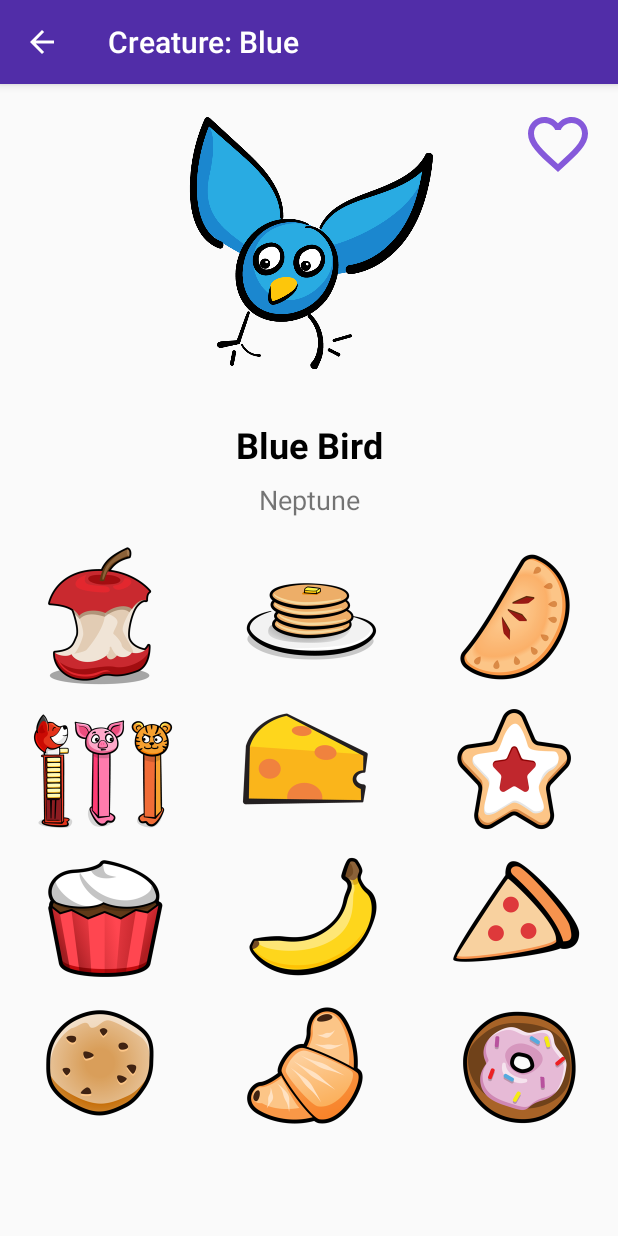
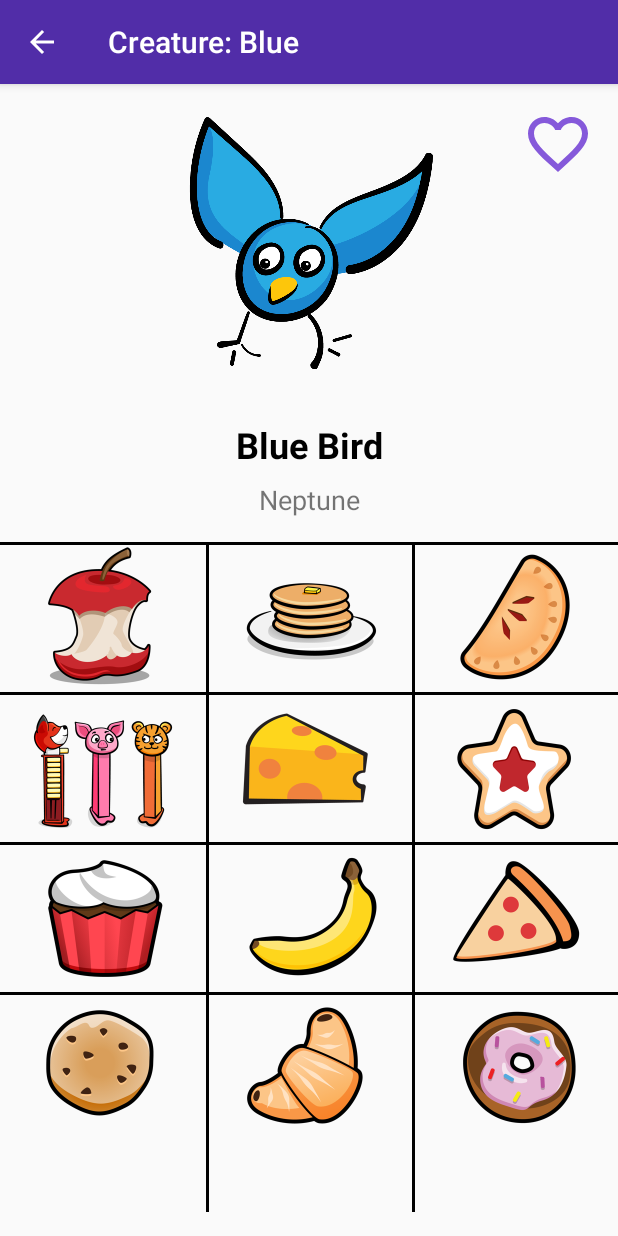
Before and after one commit to OganBelema/CreaturesApp, an Android app: the CreatureActivity screen opened directly, with no data from a screen before it, on a phone screen of 412 x 824 dp. Run offline under Robolectric (Android 15) with nearby library versions, the phone set to English and light mode, and no system bars; our stand-ins replace data binding; 1 statement that could not run was skipped.

Commit message:
Add divider to food items in creature detail screen

```diff
--- a/app/src/main/java/com/raywenderlich/android/creatures/ui/CreatureActivity.kt
+++ b/app/src/main/java/com/raywenderlich/android/creatures/ui/CreatureActivity.kt
@@ -34,6 +34,7 @@ import android.content.Context
 import android.content.Intent
 import android.databinding.DataBindingUtil
 import android.os.Bundle
+import android.support.v4.content.ContextCompat
 import android.support.v7.app.AppCompatActivity
 import android.support.v7.widget.GridLayoutManager
 import android.support.v7.widget.LinearLayoutManager
@@ -87,6 +88,9 @@ class CreatureActivity : AppCompatActivity() {
         activityCreatureBinding.foodRecyclerView.apply {
             layoutManager = GridLayoutManager(context, 3)
             adapter = foodRecyclerViewAdapter
+            addItemDecoration(FoodItemDividerDecoration(ContextCompat.getColor(
+                    this@CreatureActivity, R.color.black),
+                    resources.getDimensionPixelSize(R.dimen.list_item_divider_height)))
         }
         val listOfFood = CreatureStore.getCreatureFoods(creature)
         foodRecyclerViewAdapter.submitList(listOfFood)
--- /dev/null
+++ b/app/src/main/java/com/raywenderlich/android/creatures/ui/FoodItemDividerDecoration.kt
@@ -0,0 +1,46 @@
+package com.raywenderlich.android.creatures.ui
+
+import android.graphics.Canvas
+import android.graphics.Paint
+import android.support.v7.widget.RecyclerView
+
+/**
+ * Created by Belema Ogan on 2019-08-26.
+ */
+class FoodItemDividerDecoration(color: Int, private val widthInPixel: Int) :
+        RecyclerView.ItemDecoration() {
+
+    private val paint = Paint()
+
+    init {
+        paint.color = color
+        paint.isAntiAlias = true
+    }
+
+    override fun onDraw(canvas: Canvas?, parent: RecyclerView, state: RecyclerView.State?) {
+        super.onDraw(canvas, parent, state)
+
+        val childCount = parent.childCount
+        for (i in 0 until childCount) {
+            val child = parent.getChildAt(i)
+
+            val params = child.layoutParams as RecyclerView.LayoutParams
+
+            // Top divider
+            var left = parent.paddingLeft
+            var right = parent.width - parent.paddingRight
+            var top = child.top + params.topMargin
+            var bottom = top + widthInPixel
+
+            canvas?.drawRect(left.toFloat(), top.toFloat(), right.toFloat(), bottom.toFloat(), paint)
+
+            // Right divider
+            left = child.right - params.rightMargin
+            right = left + widthInPixel
+            top = parent.paddingTop
+            bottom = parent.height - parent.paddingBottom
+            canvas?.drawRect(left.toFloat(), top.toFloat(), right.toFloat(), bottom.toFloat(), paint)
+        }
+    }
+
+}
```
